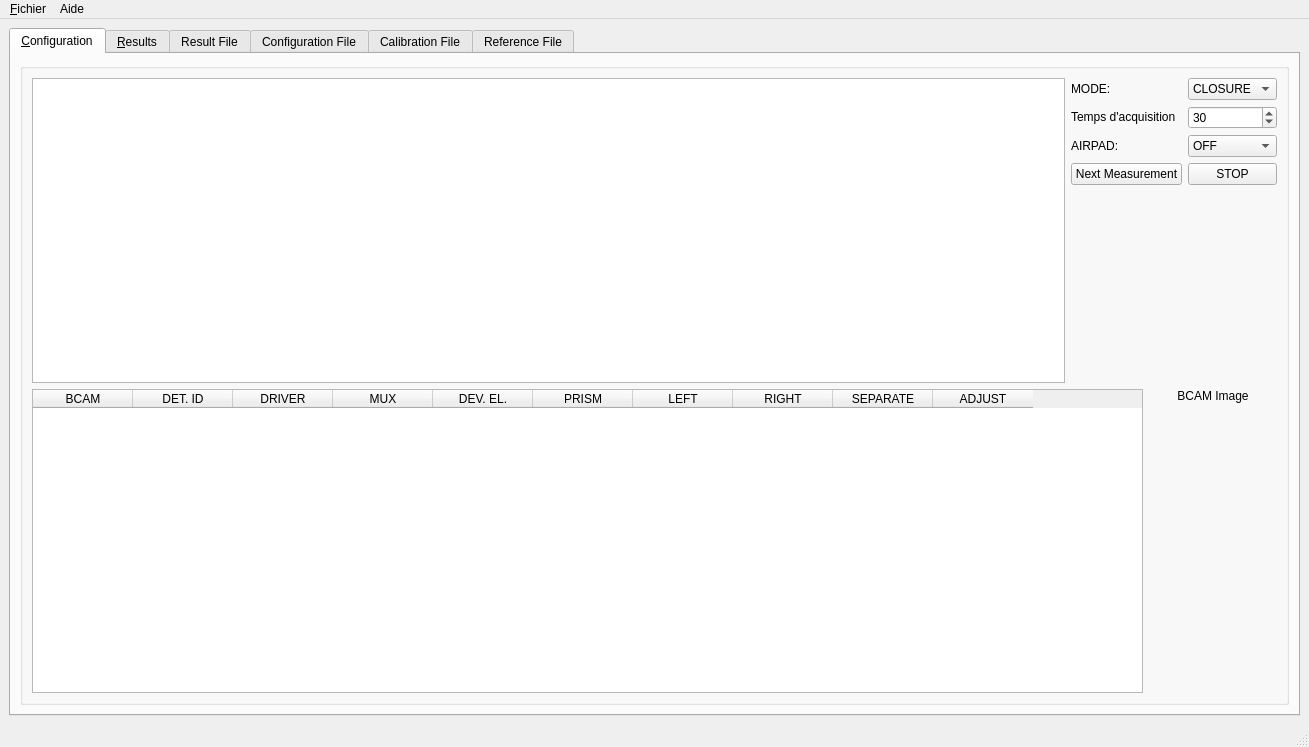
The window that ADEPO/ATLAS_BCAM.ui (CERN/atlas-adepo) describes before a commit, drawn with Qt 5.
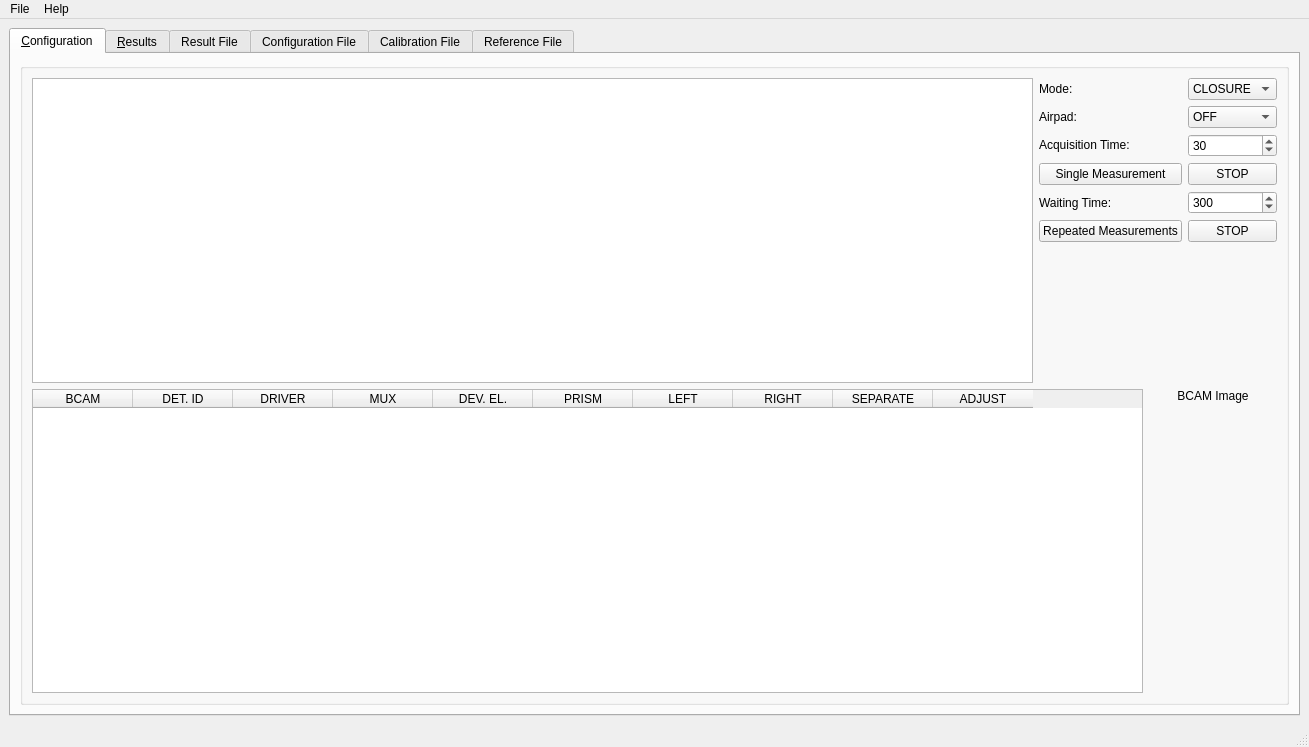
The same window after the commit. Icons and pictures are not drawn.

Commit message: Added new buttons, all in English now

Patch:
```diff
--- a/ADEPO/ATLAS_BCAM.ui
+++ b/ADEPO/ATLAS_BCAM.ui
@@ -164,26 +164,24 @@
                </item>
                <item>
                 <layout class="QGridLayout" name="gridLayout">
-                 <item row="2" column="0">
-                  <widget class="QLabel" name="textEdit_airpad">
-                   <property name="text">
-                    <string>AIRPAD:</string>
-                   </property>
-                   <property name="textFormat">
-                    <enum>Qt::RichText</enum>
-                   </property>
-                   <property name="scaledContents">
-                    <bool>false</bool>
-                   </property>
-                   <property name="buddy">
-                    <cstring>airpadBox</cstring>
-                   </property>
+                 <item row="1" column="1">
+                  <widget class="QComboBox" name="airpadBox">
+                   <item>
+                    <property name="text">
+                     <string>OFF</string>
+                    </property>
+                   </item>
+                   <item>
+                    <property name="text">
+                     <string>ON</string>
+                    </property>
+                   </item>
                   </widget>
                  </item>
-                 <item row="3" column="0">
-                  <widget class="QPushButton" name="Boutton_lancer">
+                 <item row="6" column="1">
+                  <widget class="QPushButton" name="stopButton">
                    <property name="text">
-                    <string>Next Measurement</string>
+                    <string>STOP</string>
                    </property>
                   </widget>
                  </item>
@@ -197,19 +195,13 @@
                   </widget>
                  </item>
                  <item row="4" column="0">
-                  <spacer name="verticalSpacer">
-                   <property name="orientation">
-                    <enum>Qt::Vertical</enum>
+                  <widget class="QPushButton" name="Boutton_lancer">
+                   <property name="text">
+                    <string>Single Measurement</string>
                    </property>
-                   <property name="sizeHint" stdset="0">
-                    <size>
-                     <width>20</width>
-                     <height>40</height>
-                    </size>
-                   </property>
-                  </spacer>
+                  </widget>
                  </item>
-                 <item row="1" column="1">
+                 <item row="2" column="1">
                   <widget class="QSpinBox" name="timeBox">
                    <property name="accelerated">
                     <bool>true</bool>
@@ -225,44 +217,30 @@
                    </property>
                   </widget>
                  </item>
-                 <item row="3" column="1">
+                 <item row="7" column="0">
+                  <spacer name="verticalSpacer">
+                   <property name="orientation">
+                    <enum>Qt::Vertical</enum>
+                   </property>
+                   <property name="sizeHint" stdset="0">
+                    <size>
+                     <width>20</width>
+                     <height>40</height>
+                    </size>
+                   </property>
+                  </spacer>
+                 </item>
+                 <item row="4" column="1">
                   <widget class="QPushButton" name="boutton_arreter">
                    <property name="text">
                     <string>STOP</string>
                    </property>
                   </widget>
                  </item>
-                 <item row="1" column="0">
-                  <widget class="QLabel" name="textEdit_function_mode">
-                   <property name="text">
-                    <string>Temps d'acquisition</string>
-                   </property>
-                   <property name="textFormat">
-                    <enum>Qt::RichText</enum>
-                   </property>
-                   <property name="buddy">
-                    <cstring>timeBox</cstring>
-                   </property>
-                  </widget>
-                 </item>
-                 <item row="2" column="1">
-                  <widget class="QComboBox" name="airpadBox">
-                   <item>
-                    <property name="text">
-                     <string>OFF</string>
-                    </property>
-                   </item>
-                   <item>
-                    <property name="text">
-                     <string>ON</string>
-                    </property>
-                   </item>
-                  </widget>
-                 </item>
                  <item row="0" column="0">
                   <widget class="QLabel" name="textEdit_mode">
                    <property name="text">
-                    <string>MODE:</string>
+                    <string>Mode:</string>
                    </property>
                    <property name="textFormat">
                     <enum>Qt::RichText</enum>
@@ -272,6 +250,65 @@
                    </property>
                   </widget>
                  </item>
+                 <item row="2" column="0">
+                  <widget class="QLabel" name="textEdit_function_mode">
+                   <property name="text">
+                    <string>Acquisition Time:</string>
+                   </property>
+                   <property name="textFormat">
+                    <enum>Qt::RichText</enum>
+                   </property>
+                   <property name="buddy">
+                    <cstring>timeBox</cstring>
+                   </property>
+                  </widget>
+                 </item>
+                 <item row="6" column="0">
+                  <widget class="QPushButton" name="repeatButton">
+                   <property name="text">
+                    <string>Repeated Measurements</string>
+                   </property>
+                  </widget>
+                 </item>
+                 <item row="1" column="0">
+                  <widget class="QLabel" name="textEdit_airpad">
+                   <property name="text">
+                    <string>Airpad:</string>
+                   </property>
+                   <property name="textFormat">
+                    <enum>Qt::RichText</enum>
+                   </property>
+                   <property name="scaledContents">
+                    <bool>false</bool>
+                   </property>
+                   <property name="buddy">
+                    <cstring>airpadBox</cstring>
+                   </property>
+                  </widget>
+                 </item>
+                 <item row="5" column="0">
+                  <widget class="QLabel" name="waitingTimeLabel">
+                   <property name="text">
+                    <string>Waiting Time:</string>
+                   </property>
+                  </widget>
+                 </item>
+                 <item row="5" column="1">
+                  <widget class="QSpinBox" name="waitingTime">
+                   <property name="minimum">
+                    <number>60</number>
+                   </property>
+                   <property name="maximum">
+                    <number>20000</number>
+                   </property>
+                   <property name="singleStep">
+                    <number>10</number>
+                   </property>
+                   <property name="value">
+                    <number>300</number>
+                   </property>
+                  </widget>
+                 </item>
                 </layout>
                </item>
               </layout>
@@ -711,14 +748,14 @@
    </property>
    <widget class="QMenu" name="menuFichier">
     <property name="title">
-     <string>&amp;Fichier</string>
+     <string>File</string>
     </property>
     <addaction name="actionCharger"/>
     <addaction name="action_Quitter"/>
    </widget>
    <widget class="QMenu" name="menuAide">
     <property name="title">
-     <string>Aide</string>
+     <string>Help</string>
     </property>
     <addaction name="actionAbout_Qt"/>
     <addaction name="action_Aide"/>
```
Left out of the diff: 6 changed lines with no effect on the pictures. The commit also changes 2 other files.
